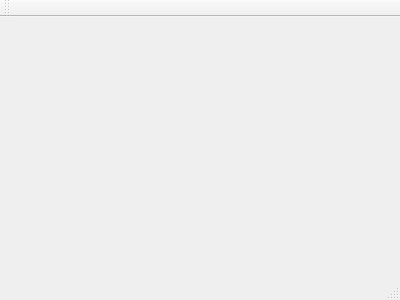
This is CityProject/mainwindow.ui in stepharc/CityProjectGIG as Qt 5 draws it before an edit. The edited form follows.
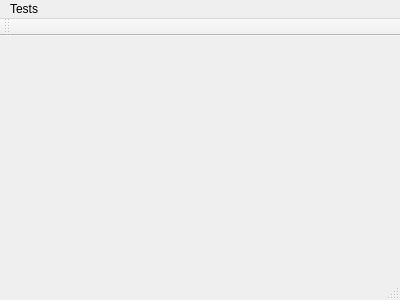
This is the edited form.

```diff
--- a/CityProject/mainwindow.ui
+++ b/CityProject/mainwindow.ui
@@ -12,13 +12,40 @@
   <property name="windowTitle" >
    <string>MainWindow</string>
   </property>
-  <widget class="QMenuBar" name="menuBar" />
-  <widget class="QToolBar" name="mainToolBar" />
-  <widget class="QWidget" name="centralWidget" />
-  <widget class="QStatusBar" name="statusBar" />
+  <widget class="QWidget" name="centralWidget"/>
+  <widget class="QToolBar" name="mainToolBar">
+   <attribute name="toolBarArea">
+    <enum>TopToolBarArea</enum>
+   </attribute>
+   <attribute name="toolBarBreak">
+    <bool>false</bool>
+   </attribute>
+  </widget>
+  <widget class="QStatusBar" name="statusBar"/>
+  <widget class="QMenuBar" name="menuBar">
+   <property name="geometry">
+    <rect>
+     <x>0</x>
+     <y>0</y>
+     <width>400</width>
+     <height>22</height>
+    </rect>
+   </property>
+   <widget class="QMenu" name="menutest">
+    <property name="title">
+     <string>Tests</string>
+    </property>
+    <addaction name="actionBuildingWin"/>
+   </widget>
+   <addaction name="menutest"/>
+  </widget>
+  <action name="actionBuildingWin">
+   <property name="text">
+    <string>Open Building Window</string>
+   </property>
+  </action>
  </widget>
- <layoutDefault spacing="6" margin="11" />
- <pixmapfunction></pixmapfunction>
+ <layoutdefault spacing="6" margin="11"/>
  <resources/>
  <connections/>
 </ui>
```
Left out of the diff: 9 changed lines with no effect on the pictures.
